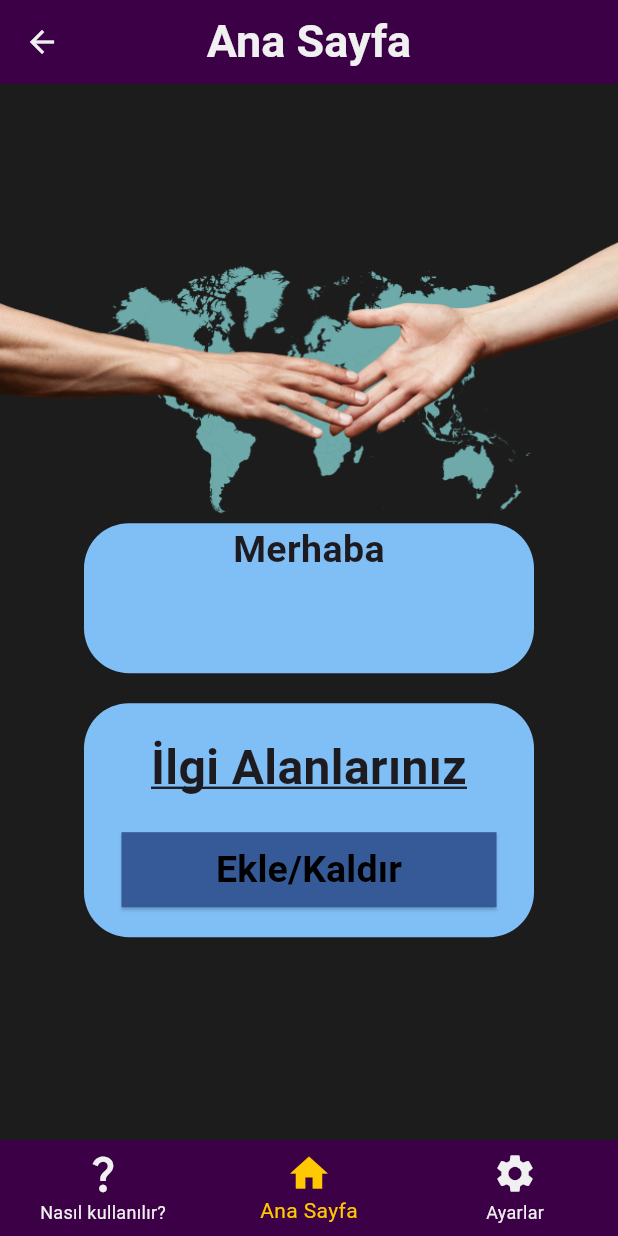
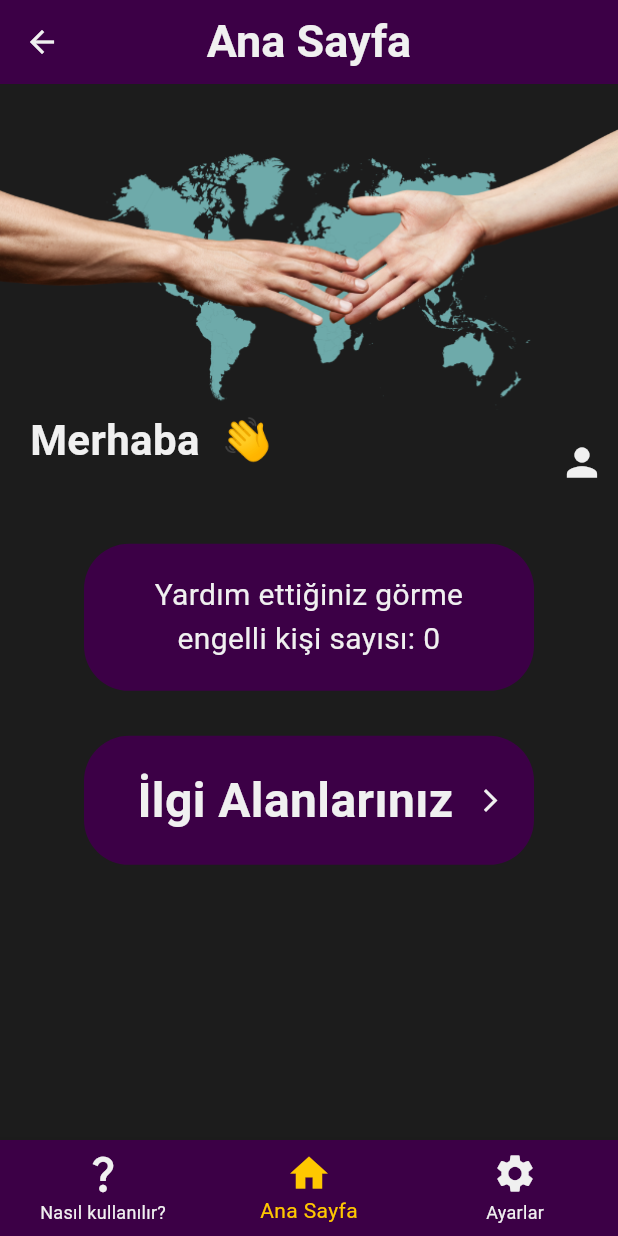
Before and after one commit to furkanCalik7/Yoldas, a Flutter app: the VolunteerMainFrame screen opened by its route, on a phone screen of 412 x 824 dp. Run offline on Flutter 3.47's test engine with Material 3 defaults, Android fonts, the phone set to English and light mode, and no system bars; our stand-ins replace camera, card_swiper, cloud_firestore, firebase_auth, firebase_core, firebase_messaging and 13 more; missing offline and left inert: flutter_callkit_incoming, flutter_webrtc, google_mlkit_commons, google_mlkit_text_recognition, tflite_v2; accounts and stored records are empty; generated files the repository leaves out were written again.

Commit message:
redesigned volunteer home screen

```diff
--- a/frontend/lib/pages/volunteer_home_screen.dart
+++ b/frontend/lib/pages/volunteer_home_screen.dart
@@ -1,7 +1,9 @@
+import 'package:flutter/cupertino.dart';
 import 'package:flutter/material.dart';
 import 'package:frontend/custom_widgets/buttons/button_main.dart';
 import 'package:frontend/custom_widgets/colors.dart';
 import 'package:frontend/pages/abililities_page.dart';
+import 'package:frontend/pages/profile_screen.dart';
 
 import '../custom_widgets/text_widgets/text_container.dart';
 import '../util/secure_storage.dart';
@@ -17,6 +19,7 @@ class _VolunteerHomeScreenState extends State<VolunteerHomeScreen> {
   String username = "";
   List<String> categories = [];
   String phoneNumber = "";
+  int numberOfHelpedBlindPeople = 0;
 
   getUserInfo() async{
 
@@ -36,41 +39,63 @@ class _VolunteerHomeScreenState extends State<VolunteerHomeScreen> {
   @override
   Widget build(BuildContext context) {
 
+    print(MediaQuery.of(context).size.height - MediaQuery.of(context).padding.top);
+
     return SingleChildScrollView(
+      child: SizedBox(
+        height: MediaQuery.of(context).size.height - MediaQuery.of(context).padding.top,
+        child: Padding(
+          padding: const EdgeInsets.fromLTRB(0, 30, 0, 0),
           child: Column(
             children: [
-          Image.asset("assets/home_image.png",),
-          Container(
-            height: 100,
-            width: 300,
-            decoration: BoxDecoration(
-              color: textContainerColor, borderRadius: BorderRadius.circular(30),
+              Image.asset(
+                "assets/home_image.png",
               ),
-            child: Center(
-              child: Column(
+              Padding(
+                padding: const EdgeInsets.fromLTRB(20, 0, 0, 0),
+                child: Row(
+                  mainAxisAlignment: MainAxisAlignment.spaceBetween,
+                  children: [
+                    Column(
+                      mainAxisAlignment: MainAxisAlignment.start,
+                      crossAxisAlignment: CrossAxisAlignment.start,
                       children: [
                         Text(
-                    "Merhaba $username",
+                          "Merhaba $username 👋",
                           textAlign: TextAlign.center,
                           style: const TextStyle(
-                      fontSize: 25,
+                            fontSize: 28,
                             fontWeight: FontWeight.bold,
+                            color: textColorLight,
                           ),
 
                         ),
                         Text(
                           phoneNumber,
-                    textAlign: TextAlign.center,
+                          textAlign: TextAlign.start,
                           style: const TextStyle(
                             fontSize: 20,
+                            color: textColorLight,
                           ),
 
                         ),
                       ],
                     ),
+                    IconButton(
+                      onPressed: (){
+                        Navigator.push(context, MaterialPageRoute(builder: (context) => ProfileScreen()));
+                      },
+                      icon: const Icon(
+                        Icons.person,
+                        color: textColorLight,
+                        size: 30,
+                      ),
+                    )
+                  ],
                 ),
               ),
-          SizedBox(
+
+              const SizedBox(
                 height: 20,
               ),
               Container(
@@ -78,18 +103,51 @@ class _VolunteerHomeScreenState extends State<VolunteerHomeScreen> {
                 margin: const EdgeInsets.fromLTRB(0, 0, 0, 30),
                 width: 300,
                 decoration: BoxDecoration(
-              color: textContainerColor, borderRadius: BorderRadius.circular(30),
+                  color: secondaryColor, borderRadius: BorderRadius.circular(30),
+                ),
+                child: Text(
+                    "Yardım ettiğiniz görme engelli kişi sayısı: $numberOfHelpedBlindPeople",
+                    textAlign: TextAlign.center,
+                    style: const TextStyle(
+                      fontSize: 20,
+                      color: textColorLight,
+                    )
+                ),
+              ),
+
+              GestureDetector(
+                onTap: (){
+                  Navigator.push(context, MaterialPageRoute(builder: (context) => AbilitiesPage()));
+                },
+                child: Container(
+                  padding: const EdgeInsets.all(20),
+                  width: 300,
+                  decoration: BoxDecoration(
+                    color: secondaryColor, borderRadius: BorderRadius.circular(30),
                   ),
                   child: Column(
                     children: [
-                const Text(
+                      const Row(
+                        mainAxisAlignment: MainAxisAlignment.center,
+                        crossAxisAlignment: CrossAxisAlignment.center,
+                        children: [
+                          Expanded(
+                            child: Text(
                               "İlgi Alanlarınız",
                               textAlign: TextAlign.center,
                               style: TextStyle(
                                 fontSize: 32,
                                 fontWeight: FontWeight.bold,
-                    decoration: TextDecoration.underline,
+                                color: textColorLight,
                               ),
+                            ),
+                          ),
+                          Icon(
+                            Icons.arrow_forward_ios,
+                            color: textColorLight,
+                            size: 18,
+                          ),
+                        ],
                       ),
                       Wrap(
                         children: categories.map((e) => Container(
@@ -101,20 +159,19 @@ class _VolunteerHomeScreenState extends State<VolunteerHomeScreen> {
                             style: TextStyle(
                               fontSize: 20,
                               fontWeight: FontWeight.bold,
+                              color: textColorLight,
                             ),
                           ),
                         )).toList(),
                       ),
-                SizedBox(height: 20,),
-                ButtonMain(text: "Ekle/Kaldır", action: () {
-                  Navigator.of(context).push(MaterialPageRoute(
-                      builder: (BuildContext context) => AbilitiesPage()));
-                }, width: 250, height: 50, buttonColor: gradiendColor2,),
                     ],
+                  ),
                 ),
               )
             ],
           ),
+        ),
+      ),
     );
   }
 }
```
Lines whose indentation alone changed are shown as unchanged.
